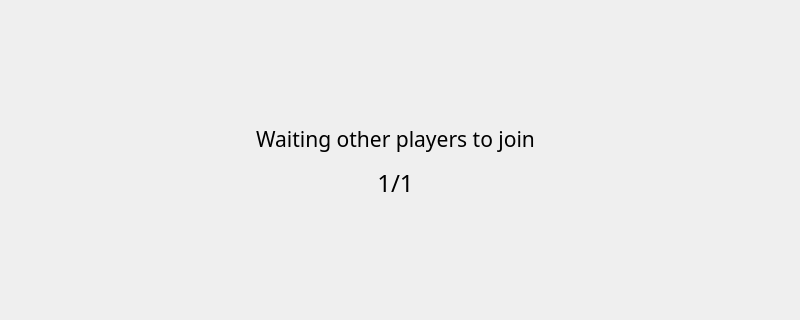
Jignacio14/JazzJackRabbit, file src/client/ui/mainwindow.ui: the form before one commit; both pictures show x 0 to 800 and y 180 to 500 of the 800 by 600 pixel window.
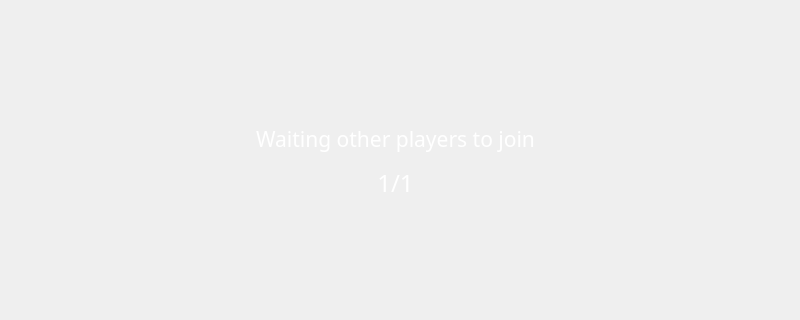
The form after the commit. The open tabs and pages were chosen to show the change. Icons and pictures are not drawn.

What changed in the file:
```diff
--- a/src/client/ui/mainwindow.ui
+++ b/src/client/ui/mainwindow.ui
@@ -965,6 +965,12 @@
            <pointsize>16</pointsize>
           </font>
          </property>
+         <property name="styleSheet">
+          <string notr="true">QLabel#waitingOthersLabel {
+	color: rgb(255, 255, 255);
+	font-family: Joystix;
+}</string>
+         </property>
          <property name="text">
           <string>Waiting other players to join</string>
          </property>
@@ -981,6 +987,12 @@
            <pointsize>18</pointsize>
           </font>
          </property>
+         <property name="styleSheet">
+          <string notr="true">QLabel#waitingOthersCounterLabel {
+	color: rgb(255, 255, 255);
+	font-family: Joystix;
+}</string>
+         </property>
          <property name="text">
           <string>1/1</string>
          </property>
```
Left out of the diff: 2 changed lines with no effect on the pictures.
